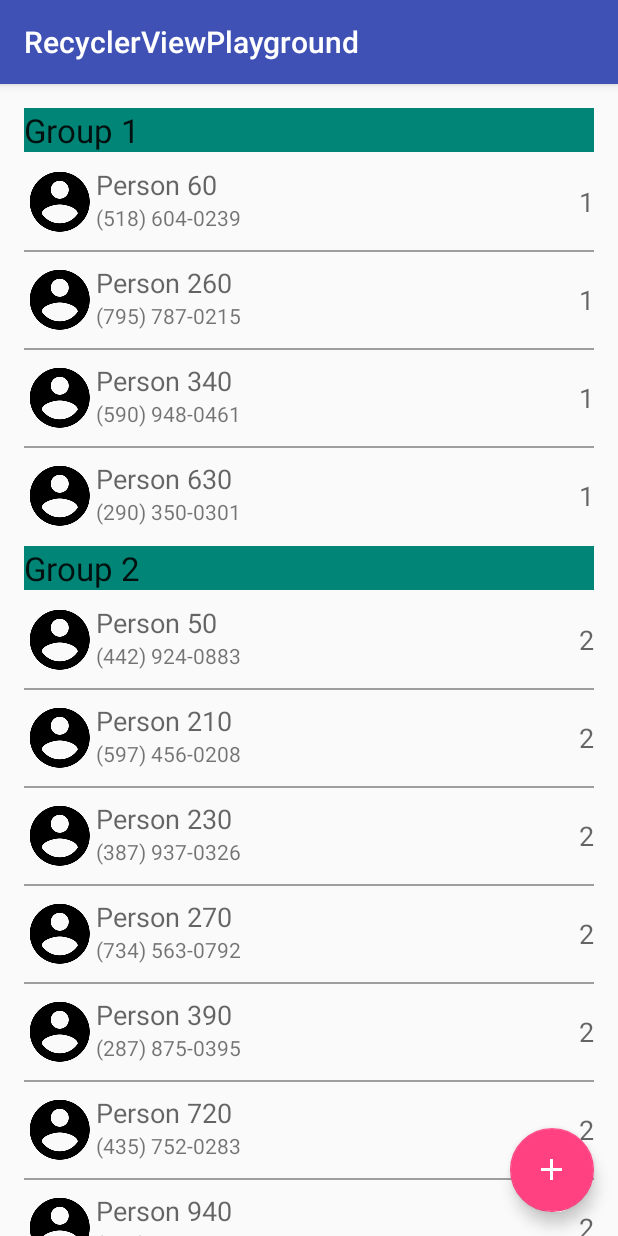
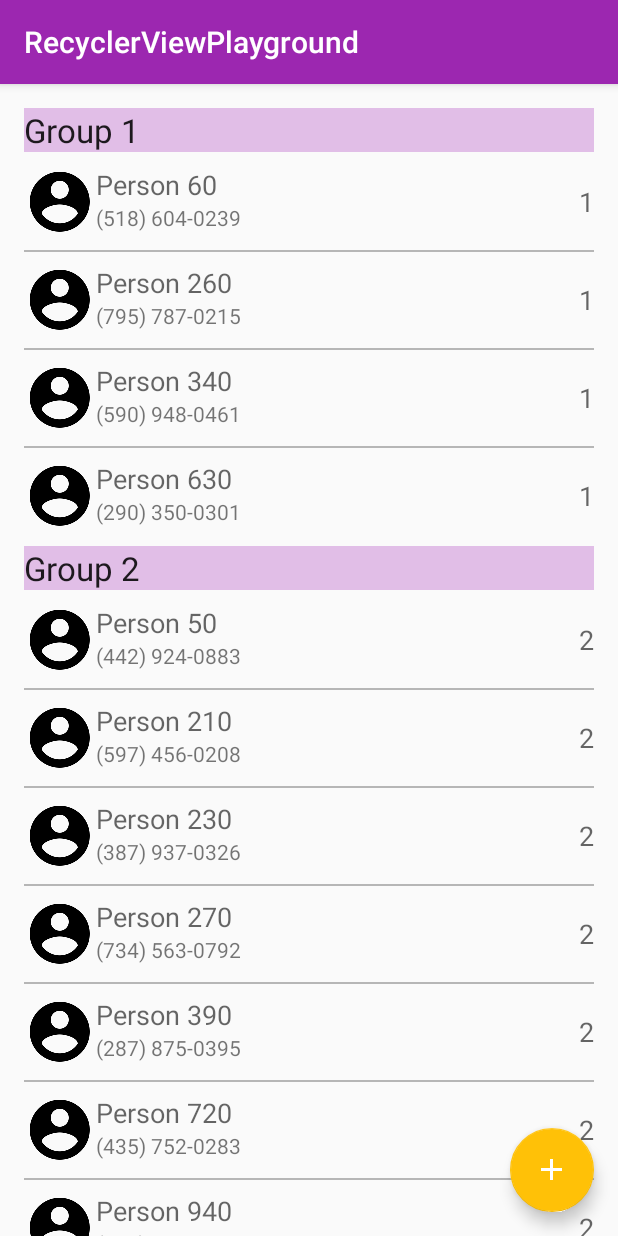
Before and after one commit to ChainsDD/RecyclerViewPlayground, an Android app: the screen it shows after launch (MainActivity), on a phone screen of 412 x 824 dp. Run offline under Robolectric (Android 15) with nearby library versions, the phone set to English and light mode, and no system bars.

Commit message:
Change some colors

```diff
--- a/app/src/main/res/drawable/line_divider.xml
+++ b/app/src/main/res/drawable/line_divider.xml
@@ -4,5 +4,5 @@
     <size
         android:width="1dp"
         android:height="1dp" />
-    <solid android:color="#9e9e9e" />
+    <solid android:color="@color/colorDivider" />
 </shape>
--- a/app/src/main/res/layout/item_group.xml
+++ b/app/src/main/res/layout/item_group.xml
@@ -3,5 +3,5 @@
     android:id="@+id/name"
     android:layout_width="match_parent" android:layout_height="wrap_content"
     android:text="Header"
-    android:background="@color/material_deep_teal_500"
+    android:background="@color/colorPrimaryLight"
     android:textAppearance="?android:attr/textAppearanceLarge" />
--- a/app/src/main/res/values/colors.xml
+++ b/app/src/main/res/values/colors.xml
@@ -1,6 +1,11 @@
 <?xml version="1.0" encoding="utf-8"?>
 <resources>
-    <color name="colorPrimary">#3F51B5</color>
-    <color name="colorPrimaryDark">#303F9F</color>
-    <color name="colorAccent">#FF4081</color>
+    <color name="colorPrimary">#9C27B0</color>
+    <color name="colorPrimaryDark">#7B1FA2</color>
+    <color name="colorPrimaryLight">#E1BEE7</color>
+    <color name="colorAccent">#FFC107</color>
+    <color name="colorTextPrimary">#212121</color>
+    <color name="colorTextSecondary">#727272</color>
+    <color name="colorIcons">#FFFFFF</color>
+    <color name="colorDivider">#B6B6B6</color>
 </resources>
```
